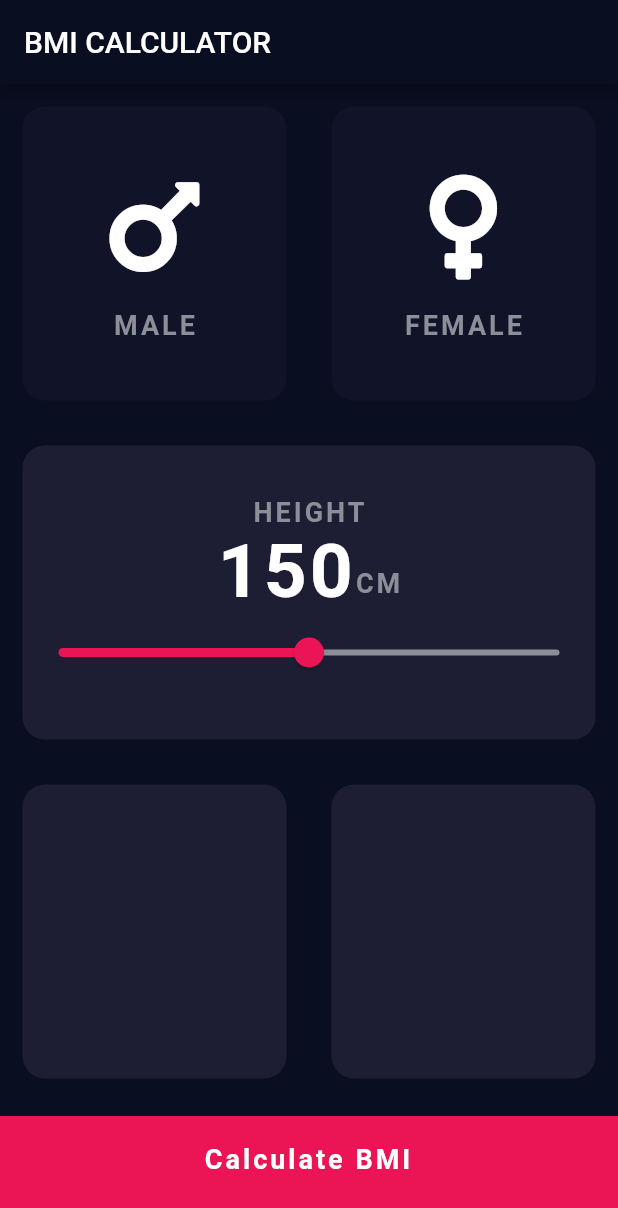
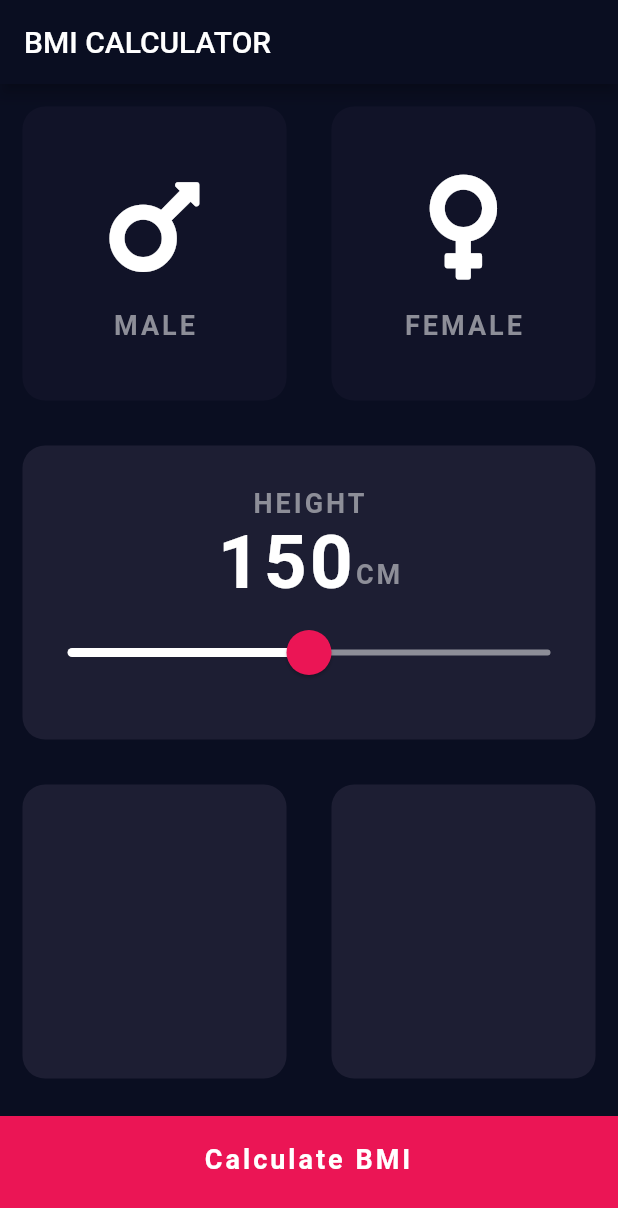
Before and after one commit to nouhben/myBMI, a Flutter app: the screen it shows after launch, on a phone screen of 412 x 824 dp. Shown: the top 1208 px of the screen. Run offline on Flutter 3.47's test engine with Material 2 defaults, Android fonts, the light colour scheme and no system bars; our stand-ins replace font_awesome_flutter.

Commit message:
used Slider theme to customize the slider

```diff
--- a/lib/input_page.dart
+++ b/lib/input_page.dart
@@ -117,7 +117,28 @@ class _InputPageState extends State<InputPage> {
                       ),
                     ],
                   ),
-                  Slider(
+                  //in order to change the thumb size and color we have to implement
+                  //slider theme data but it has a lot so we use a shortcut
+                  // which is sliderThem.of(context).copywith() this will copy the themeData of the
+                  //closest slider
+                  // context is simply the state or how the app looks right now
+                  //that will copy default styling and i can override what i want
+
+                  SliderTheme(
+                    data: SliderTheme.of(context).copyWith(
+                      //customize what i want
+                      thumbShape: RoundSliderThumbShape(
+                        enabledThumbRadius: 15.0,
+                      ),
+                      thumbColor: kBottomContainerColor,
+                      overlayShape: RoundSliderOverlayShape(
+                        overlayRadius: 30.0,
+                      ),
+                      overlayColor: Color(0x29EB1555),
+                      activeTrackColor: Colors.white,
+                      inactiveTrackColor: Color(0xff8D8E98),
+                    ),
+                    child: Slider(
                       value: _height.toDouble(),
                       onChanged: (double newValue) {
                         setState(() {
@@ -126,8 +147,7 @@ class _InputPageState extends State<InputPage> {
                       },
                       min: 50.0,
                       max: 250.0,
-                    activeColor: kBottomContainerColor,
-                    inactiveColor: Color(0xff8D8E98),
+                    ),
                   )
                 ],
               ),
```
Lines whose indentation alone changed are shown as unchanged.
